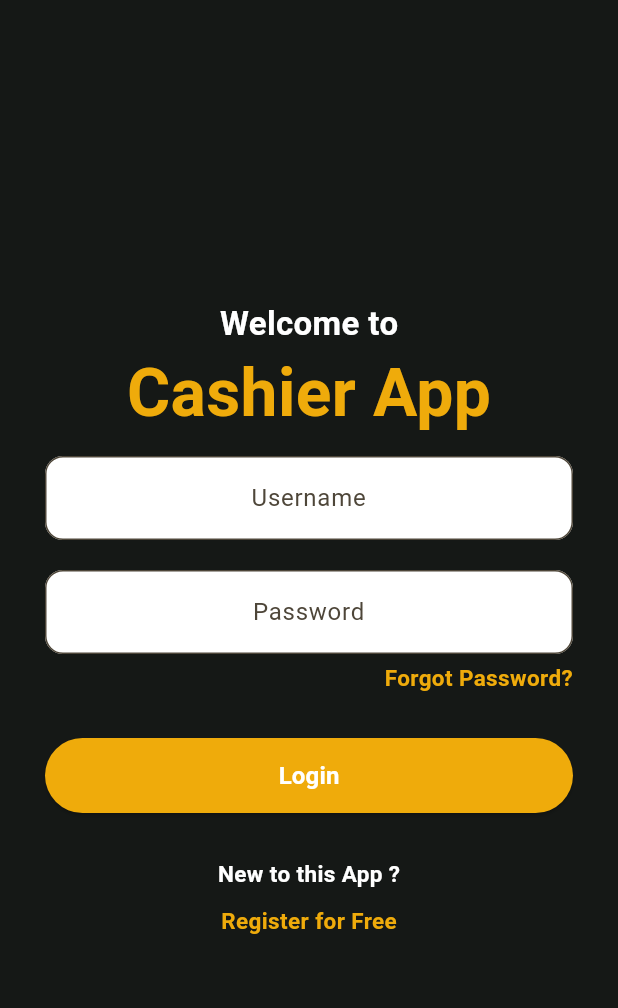
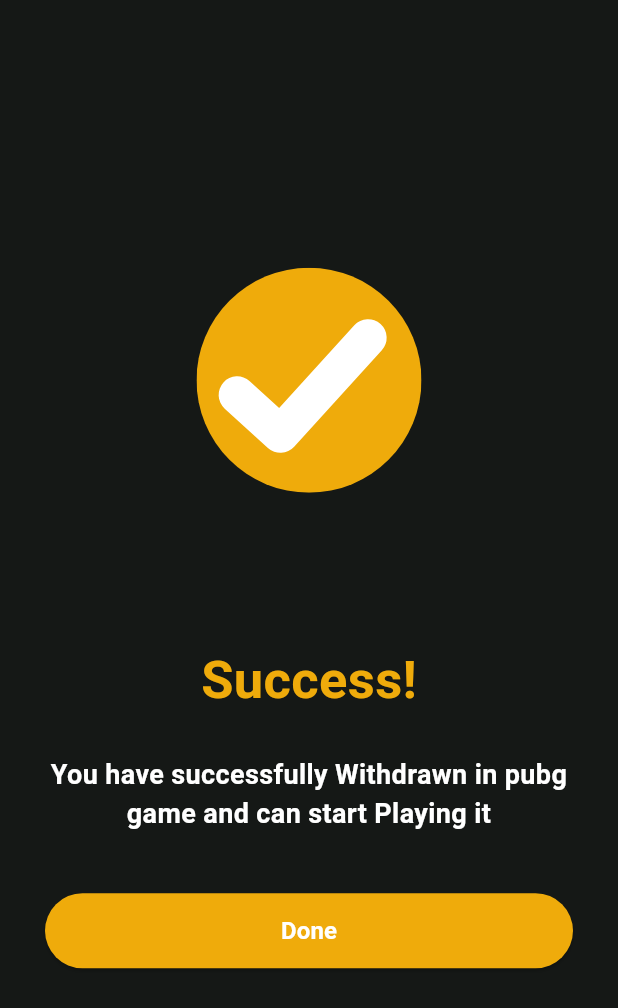
Before and after one commit to umangsthav2/cashier_app, a Flutter app: the screen it shows after launch, on a phone screen of 412 x 824 dp. Shown: the top 1008 px of the screen. Run offline on Flutter 3.47's test engine with Material 3 defaults, Android fonts, the phone set to English and light mode, and no system bars; our stand-ins replace carousel_slider, flutter_svg.

Commit message:
Created Success Page

```diff
--- /dev/null
+++ b/source/cashier_app_source/lib/screens/success.dart
@@ -0,0 +1,76 @@
+import 'package:cashier_app_source/screens/home.dart';
+import 'package:cashier_app_source/screens/otp.dart';
+import 'package:flutter/material.dart';
+import 'package:flutter_svg/flutter_svg.dart';
+
+import '../utils/colors.dart';
+
+class SuccessScreen extends StatelessWidget {
+  @override
+  Widget build(BuildContext bc) {
+    return Scaffold(
+      backgroundColor: Color(brandBlack),
+      body: SingleChildScrollView(
+        child: Container(
+          height: MediaQuery.of(bc).size.height,
+          child: Padding(
+            padding: EdgeInsets.all(30),
+            child: SizedBox(
+              width: double.infinity,
+              child: Column(
+                mainAxisAlignment: MainAxisAlignment.center,
+                crossAxisAlignment: CrossAxisAlignment.center,
+                children: [
+                  Padding(
+                    padding: const EdgeInsets.only(bottom:100),
+                    child: SvgPicture.asset("assets/icons/success.svg",height:150),
+                  ),
+                  Text(
+                    "Success!",
+                    style: TextStyle(
+                      fontWeight: FontWeight.bold,
+                      fontSize: 35,
+                      color: Color(primaryColor),
+                    ),
+                  ),
+                  Padding(
+                    padding: const EdgeInsets.only(top:25),
+                    child: Text(
+                      "You have successfully Withdrawn in pubg game and can start Playing it",
+                      textAlign: TextAlign.center,
+                      style: TextStyle(
+                        fontWeight: FontWeight.bold,
+                        fontSize: 18,
+                        color: Color(brandWhite),
+                      ),
+                    ),
+                  ),
+                  Padding(
+                    padding: const EdgeInsets.only(top: 40),
+                    child: ElevatedButton(
+                      style: ElevatedButton.styleFrom(
+                        backgroundColor: Color(primaryColor),
+                        minimumSize: Size(double.infinity, 50),
+                      ),
+                      onPressed: () {
+                        Navigator.push(bc,MaterialPageRoute(builder: (newpage)=>HomeScreen()));
+                      },
+                      child: Text(
+                        "Done",
+                        style: TextStyle(
+                          fontWeight: FontWeight.bold,
+                          fontSize: 16,
+                          color: Color(brandWhite),
+                        ),
+                      ),
+                    ),
+                  ),
+                ],
+              ),
+            ),
+          ),
+        ),
+      ),
+    );
+  }
+}
--- a/source/cashier_app_source/pubspec.yaml
+++ b/source/cashier_app_source/pubspec.yaml
@@ -35,6 +35,7 @@
   # Use with the CupertinoIcons class for iOS style icons.
   cupertino_icons: ^1.0.8
   carousel_slider: ^5.1.1
+  flutter_svg: ^2.2.1
 
 dev_dependencies:
   flutter_test:
@@ -61,6 +62,7 @@
   # To add assets to your application, add an assets section, like this:
   assets:
     - assets/images/gameImages/
+    - assets/icons/
   #   - images/a_dot_ham.jpeg
 
   # An image asset can refer to one or more resolution-specific "variants", see
```
Also changed, not shown: source/cashier_app_source/lib/main.dart (+2 -47 lines), source/cashier_app_source/assets/icons/success.svg (added), source/cashier_app_source/pubspec.lock.
